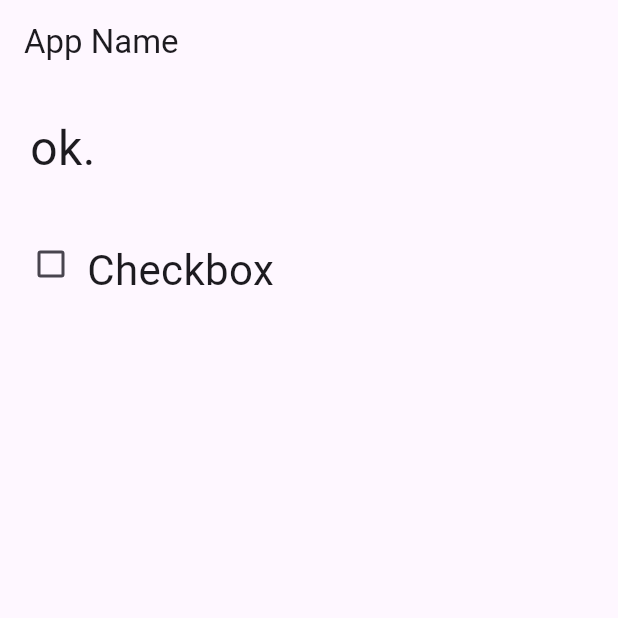
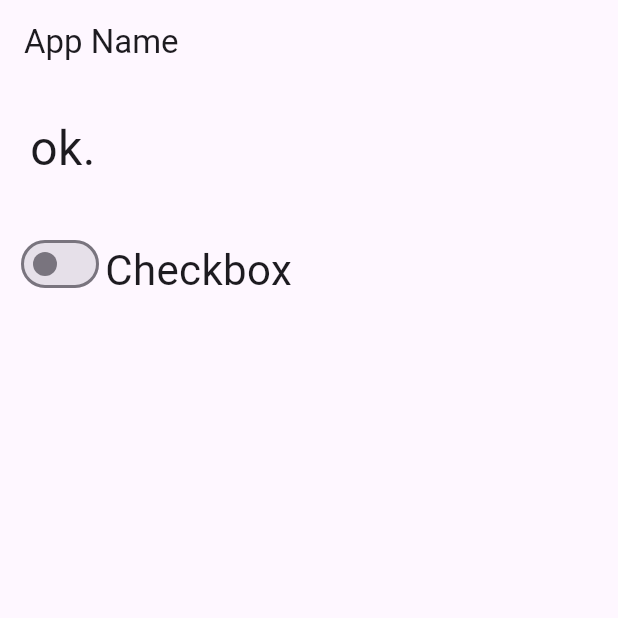
Before and after one commit to f24ba017/RepositoryForVSCode, a Flutter app: the screen it shows after launch, on a phone screen of 412 x 824 dp, the top half of it. Run offline on Flutter 3.47's test engine with Material 3 defaults, Android fonts, the phone set to English and light mode, and no system bars.

Commit message:
3-11 書き換え

```diff
--- a/flutter_app/lib/main.dart
+++ b/flutter_app/lib/main.dart
@@ -58,7 +58,7 @@ class _MyHomePageState extends State<MyHomePage> {
                   mainAxisSize: MainAxisSize.max,
                   crossAxisAlignment: CrossAxisAlignment.end,
                   children: <Widget>[
-                    Checkbox(
+                    Switch(
                       value:_checked,
                       onChanged: checkChanged,
                     ),
```
